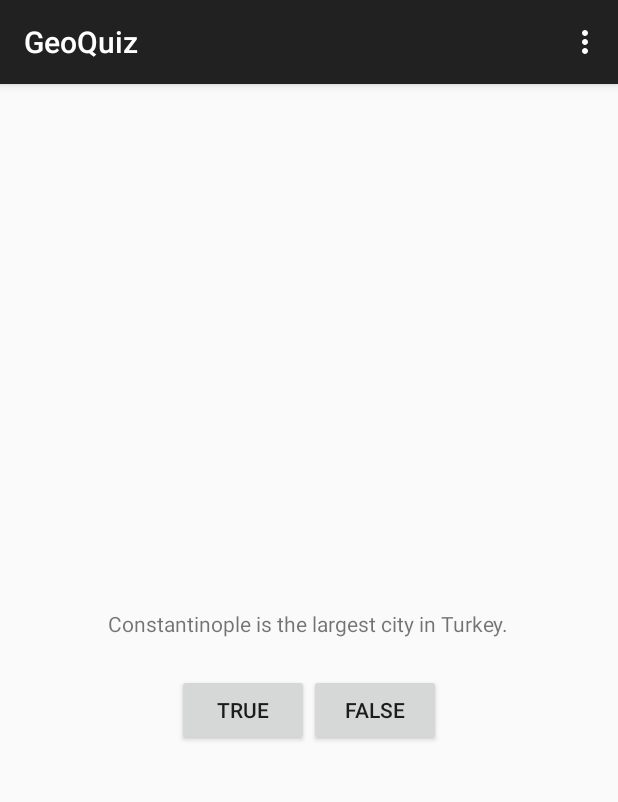
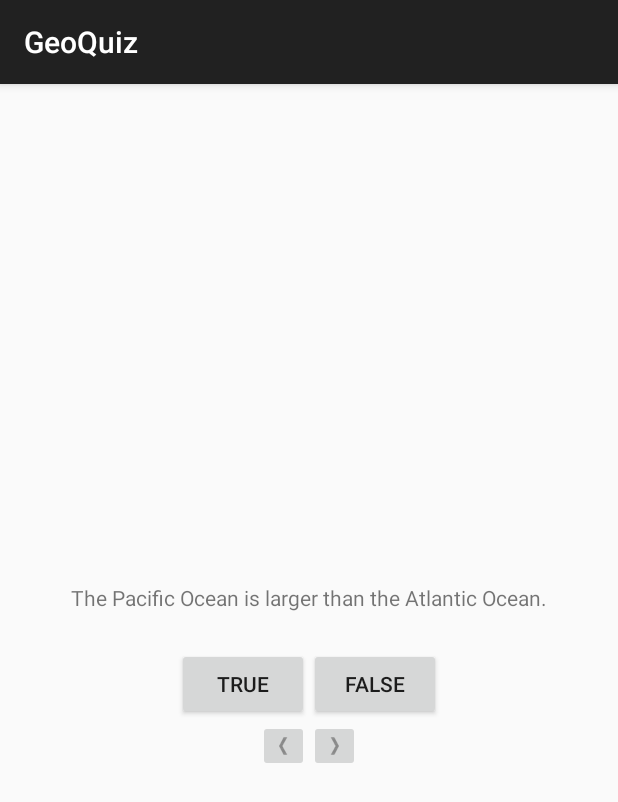
Before and after one commit to zaverrabadiya/AndroidProjects, an Android app: the screen it shows after launch (QuizActivity), after a tap on "TRUE", on a phone screen of 412 x 824 dp. Shown: the top 802 px of the screen. Run offline under Robolectric (Android 15) with nearby library versions, the light colour scheme and no system bars.

Commit message:
Chapter 2 done

```diff
--- /dev/null
+++ b/GeoQuiz/app/src/main/java/com/example/zavrab/geoquiz/Question.java
@@ -0,0 +1,30 @@
+package com.example.zavrab.geoquiz;
+
+/**
+ * Created by zavrab on 6/29/15.
+ */
+public class Question {
+    private int mTextResId;
+    private boolean mAnswerTrue;
+
+    public Question(int textResId, boolean answerTrue) {
+        mTextResId = textResId;
+        mAnswerTrue = answerTrue;
+    }
+
+    public int getTextResId() {
+        return mTextResId;
+    }
+
+    public void setTextResId(int textResId) {
+        mTextResId = textResId;
+    }
+
+    public boolean isAnswerTrue() {
+        return mAnswerTrue;
+    }
+
+    public void setAnswerTrue(boolean answerTrue) {
+        mAnswerTrue = answerTrue;
+    }
+}
--- a/GeoQuiz/app/src/main/java/com/example/zavrab/geoquiz/QuizActivity.java
+++ b/GeoQuiz/app/src/main/java/com/example/zavrab/geoquiz/QuizActivity.java
@@ -1,11 +1,14 @@
 package com.example.zavrab.geoquiz;
 
+import android.media.Image;
 import android.support.v7.app.ActionBarActivity;
 import android.os.Bundle;
 import android.view.Menu;
 import android.view.MenuItem;
 import android.view.View;
 import android.widget.Button;
+import android.widget.ImageButton;
+import android.widget.TextView;
 import android.widget.Toast;
 
 
@@ -13,19 +16,31 @@ public class QuizActivity extends ActionBarActivity {
 
     private Button mTrueButton;
     private Button mFalseButton;
+    private TextView mQuestionTextView;
+    private ImageButton mPrevButton;
+    private ImageButton mNextButton;
+
+    private Question[] mQuestionBank = new Question[] {
+            new Question(R.string.question_oceans, true),
+            new Question(R.string.question_mideast, false),
+            new Question(R.string.question_africa, false),
+            new Question(R.string.question_americas, true),
+            new Question(R.string.question_asia, true)
+    };
+    private int mCurrentIndex = 0;
 
     @Override
     protected void onCreate(Bundle savedInstanceState) {
         super.onCreate(savedInstanceState);
         setContentView(R.layout.activity_quiz);
 
+        mQuestionTextView = (TextView) findViewById(R.id.question_text_view);
+
         mTrueButton = (Button) findViewById(R.id.true_button);
         mTrueButton.setOnClickListener(new View.OnClickListener() {
             @Override
             public void onClick(View view) {
-                Toast.makeText(QuizActivity.this,
-                        R.string.incorrect_toast,
-                        Toast.LENGTH_SHORT).show();
+                checkAnswer(true);
             }
         });
 
@@ -33,32 +48,52 @@ public class QuizActivity extends ActionBarActivity {
         mFalseButton.setOnClickListener(new View.OnClickListener() {
             @Override
             public void onClick(View view) {
-                Toast.makeText(QuizActivity.this,
-                        R.string.correct_toast,
-                        Toast.LENGTH_SHORT).show();
+                checkAnswer(false);
             }
         });
+
+        mPrevButton = (ImageButton) findViewById(R.id.prev_button);
+        mPrevButton.setOnClickListener(new View.OnClickListener() {
+            @Override
+            public void onClick(View view) {
+                if (mCurrentIndex == 0) {
+                    mCurrentIndex = mQuestionBank.length - 1;
+                }
+                else {
+                    --mCurrentIndex;
+                }
+                updateQuestion();
+            }
+        });
+
+        mNextButton = (ImageButton) findViewById(R.id.next_button);
+        mNextButton.setOnClickListener(new View.OnClickListener() {
+            @Override
+            public void onClick(View view) {
+                mCurrentIndex = (mCurrentIndex + 1) % mQuestionBank.length;
+                updateQuestion();
+            }
+        });
+
+        updateQuestion();
     }
 
-    @Override
-    public boolean onCreateOptionsMenu(Menu menu) {
-        // Inflate the menu; this adds items to the action bar if it is present.
-        getMenuInflater().inflate(R.menu.menu_quiz, menu);
-        return true;
+    private void updateQuestion() {
+        int question = mQuestionBank[mCurrentIndex].getTextResId();
+        mQuestionTextView.setText(question);
     }
 
-    @Override
-    public boolean onOptionsItemSelected(MenuItem item) {
-        // Handle action bar item clicks here. The action bar will
-        // automatically handle clicks on the Home/Up button, so long
-        // as you specify a parent activity in AndroidManifest.xml.
-        int id = item.getItemId();
+    private void checkAnswer(boolean userPressedTrue) {
+        boolean answerIsTrue = mQuestionBank[mCurrentIndex].isAnswerTrue();
 
-        //noinspection SimplifiableIfStatement
-        if (id == R.id.action_settings) {
-            return true;
+        int messageResId = 0;
+        if(userPressedTrue == answerIsTrue){
+            messageResId = R.string.correct_toast;
+        }
+        else {
+            messageResId = R.string.incorrect_toast;
         }
 
-        return super.onOptionsItemSelected(item);
+        Toast.makeText(this, messageResId, Toast.LENGTH_SHORT).show();
     }
 }
--- a/GeoQuiz/app/src/main/res/layout/activity_quiz.xml
+++ b/GeoQuiz/app/src/main/res/layout/activity_quiz.xml
@@ -5,10 +5,11 @@
               android:orientation="vertical">
 
     <TextView
+        android:id="@+id/question_text_view"
         android:layout_width="wrap_content"
         android:layout_height="wrap_content"
-        android:padding="24dp"
-        android:text="@string/question_text"/>
+        android:padding="24dp"/>
+
     <LinearLayout
         android:layout_width="wrap_content"
         android:layout_height="wrap_content"
@@ -28,4 +29,41 @@
 
     </LinearLayout>
 
+    <LinearLayout
+        android:layout_width="wrap_content"
+        android:layout_height="wrap_content"
+        android:orientation="horizontal">
+
+        <!--<Button
+            android:id="@+id/prev_button"
+            android:layout_width="wrap_content"
+            android:layout_height="wrap_content"
+            android:text="@string/previous_button"
+            android:drawableLeft="@drawable/arrow_left"
+            android:drawablePadding="4dp"/>
+
+        <Button
+            android:id="@+id/next_button"
+            android:layout_width="wrap_content"
+            android:layout_height="wrap_content"
+            android:text="@string/next_button"
+            android:drawableRight="@drawable/arrow_right"
+            android:drawablePadding="4dp"/>-->
+
+        <ImageButton
+            android:id="@+id/prev_button"
+            android:layout_width="wrap_content"
+            android:layout_height="wrap_content"
+            android:src="@drawable/arrow_left"
+            android:contentDescription="@string/previous_button"/>
+
+        <ImageButton
+            android:id="@+id/next_button"
+            android:layout_width="wrap_content"
+            android:layout_height="wrap_content"
+            android:src="@drawable/arrow_right"
+            android:contentDescription="@string/next_button"/>
+
+    </LinearLayout>
+
 </LinearLayout>
--- a/GeoQuiz/app/src/main/res/values/strings.xml
+++ b/GeoQuiz/app/src/main/res/values/strings.xml
@@ -1,9 +1,16 @@
 <resources>
     <string name="app_name">GeoQuiz</string>
-    <string name="question_text">Constantinople is the largest city in Turkey.</string>
     <string name="true_button">True</string>
     <string name="false_button">False</string>
+    <string name="previous_button">Prev</string>
+    <string name="next_button">Next</string>
     <string name="correct_toast">Correct!</string>
     <string name="incorrect_toast">Incorrect!</string>
     <string name="action_settings">Settings</string>
+
+    <string name="question_oceans">The Pacific Ocean is larger than the Atlantic Ocean.</string>
+    <string name="question_mideast">The Suez Canal connects the Red Sea and the Indian Ocean.</string>
+    <string name="question_africa">The source of the Nile River is in Egypt.</string>
+    <string name="question_americas">The Amazon River is the longest river in the Americas.</string>
+    <string name="question_asia">Lake Baikal is the world\'s oldest and deepest freshwater lake.</string>
 </resources>
```
Also changed, not shown: GeoQuiz/app/src/main/res/drawable-hdpi/arrow_left.png (added), GeoQuiz/app/src/main/res/drawable-hdpi/arrow_right.png (added), GeoQuiz/app/src/main/res/drawable-mdpi/arrow_left.png (added), GeoQuiz/app/src/main/res/drawable-mdpi/arrow_right.png (added), GeoQuiz/app/src/main/res/drawable-xhdpi/arrow_left.png (added), GeoQuiz/app/src/main/res/drawable-xhdpi/arrow_right.png (added), GeoQuiz/app/src/main/res/drawable-xxhdpi/arrow_left.png (added), GeoQuiz/app/src/main/res/drawable-xxhdpi/arrow_right.png (added).
